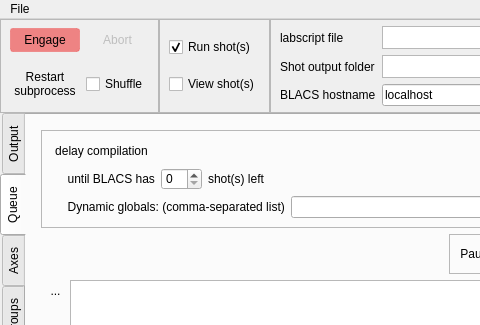
Qt form runmanager/main.ui (labscript-suite/runmanager) before a commit; both pictures show x 0 to 480 and y 0 to 325 of the 1000 by 650 pixel window.
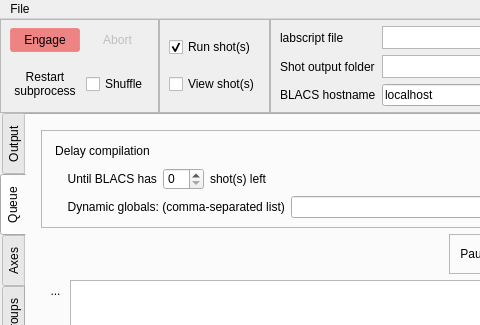
The same form after that commit. Icons and pictures are not drawn. Custom widgets are drawn as their Qt base class.

Commit message:
Edit labels and tooltips
Yet to do is add a tooltip for how to make BLACS tell runmanager how
many shots it has remaining.

```diff
--- a/runmanager/main.ui
+++ b/runmanager/main.ui
@@ -709,7 +709,7 @@
                  <item>
                   <widget class="QPushButton" name="button_delay_compilation">
                    <property name="text">
-                    <string>delay compilation</string>
+                    <string>Delay compilation</string>
                    </property>
                    <property name="icon">
                     <iconset resource="../../qtutils/icons/icons.qrc">
@@ -761,7 +761,7 @@
                     <item>
                      <widget class="QLabel" name="label_5">
                       <property name="text">
-                       <string>     until BLACS has</string>
+                       <string>     Until BLACS has</string>
                       </property>
                      </widget>
                     </item>
```
Left out of the diff: 2 changed lines with no effect on the pictures.
